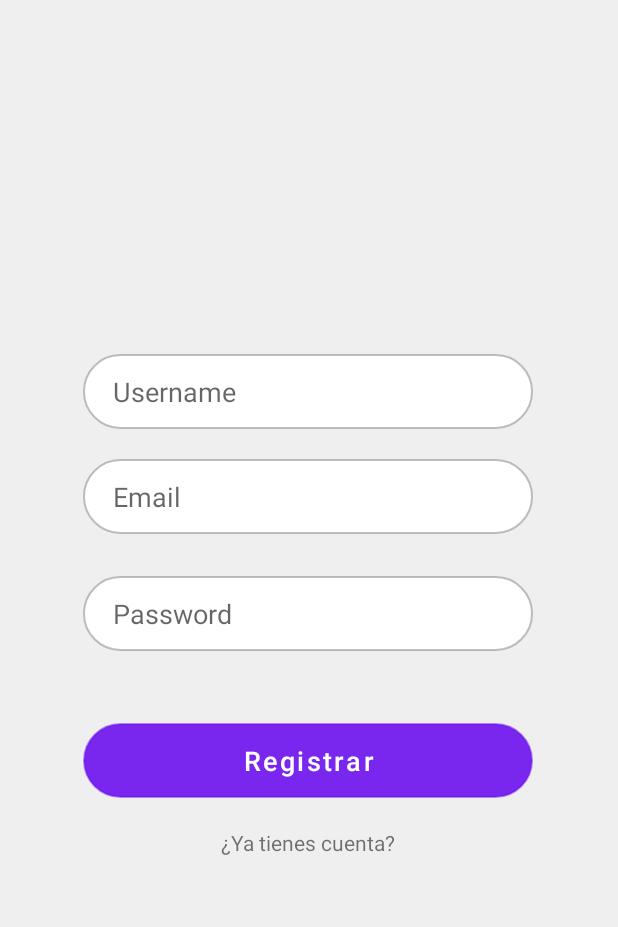
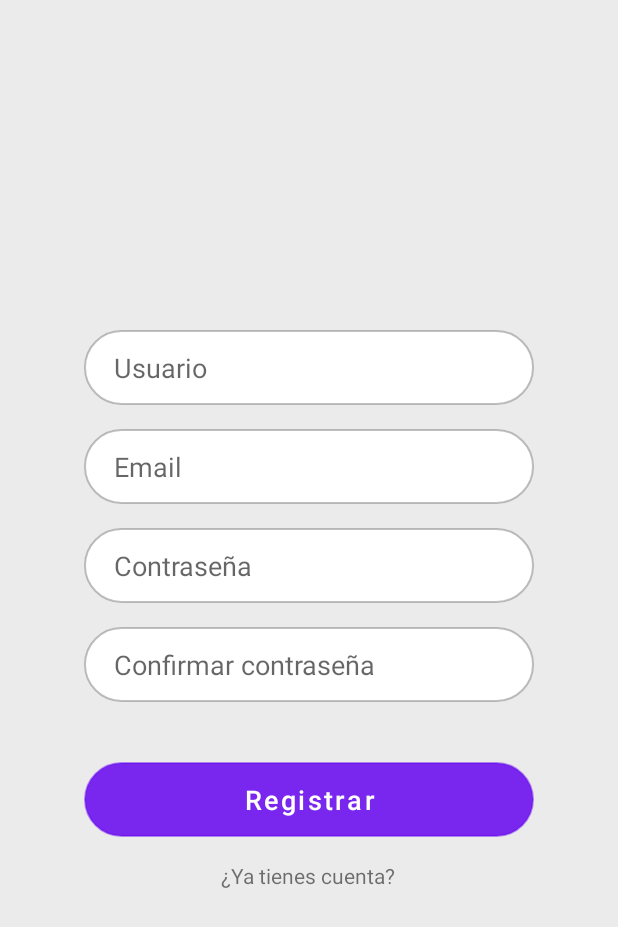
Before and after one commit to MauHylian/vinyl-companion, an Android app: the RegisterActivity screen opened directly, with no data from a screen before it, on a phone screen of 412 x 824 dp. Shown: the top 927 px of the screen. Run offline under Robolectric (Android 15) with nearby library versions, the phone set to English and light mode, and no system bars; our stand-ins replace Firebase (no records; nobody signed in at launch, a user with empty details on screens opened directly).

Commit message:
Updated activity_login.xml and activity_register.xml to LinearLayout

```diff
--- a/app/src/main/res/layout/activity_register.xml
+++ b/app/src/main/res/layout/activity_register.xml
@@ -1,71 +1,64 @@
 <?xml version="1.0" encoding="utf-8"?>
-<androidx.constraintlayout.widget.ConstraintLayout xmlns:android="http://schemas.android.com/apk/res/android"
+<LinearLayout
+    android:paddingTop="20dp"
+    android:paddingBottom="20dp"
+    android:orientation="vertical"
+    android:layout_width="match_parent"
+    android:layout_height="match_parent"
+    android:background="#EBEBEB"
+    xmlns:android="http://schemas.android.com/apk/res/android"
     xmlns:app="http://schemas.android.com/apk/res-auto"
     xmlns:tools="http://schemas.android.com/tools"
-    android:layout_width="match_parent"
-    android:layout_height="match_parent"
-    android:background="#EFEFEF"
-    tools:context=".RegisterActivity" >
+    >
 
     <EditText
         android:id="@+id/usernameEdit"
         style="@style/CustomFormTextView"
-        android:layout_marginStart="25dp"
-        android:layout_marginTop="236dp"
-        android:layout_marginEnd="25dp"
-        android:hint="Username"
+        android:layout_marginTop="200dp"
+        android:hint="Usuario"
         android:inputType="textPersonName"
-        app:layout_constraintEnd_toEndOf="parent"
-        app:layout_constraintHorizontal_bias="0.491"
-        app:layout_constraintStart_toStartOf="parent"
-        app:layout_constraintTop_toTopOf="parent" />
+        android:layout_gravity="center"/>
+
+    <EditText
+        android:id="@+id/emailEdit"
+        style="@style/CustomFormTextView"
+        android:layout_marginTop="16dp"
+        android:hint="Email"
+        android:inputType="textEmailAddress"
+        android:layout_gravity="center"/>
 
     <EditText
         android:id="@+id/passwordEdit"
         style="@style/CustomFormTextView"
-        android:layout_marginStart="25dp"
-        android:layout_marginTop="28dp"
-        android:layout_marginEnd="25dp"
-        android:hint="Password"
+        android:layout_marginTop="16dp"
+        android:hint="Contraseña"
         android:inputType="textPassword"
-        app:layout_constraintEnd_toEndOf="parent"
-        app:layout_constraintHorizontal_bias="0.491"
-        app:layout_constraintStart_toStartOf="parent"
-        app:layout_constraintTop_toBottomOf="@+id/emailEdit" />
+        android:layout_gravity="center"/>
+
+    <EditText
+        android:id="@+id/confirmPasswordEdit"
+        style="@style/CustomFormTextView"
+        android:layout_marginTop="16dp"
+        android:hint="Confirmar contraseña"
+        android:inputType="textPassword"
+        android:layout_gravity="center"/>
+
+
+    <Button
+        android:id="@+id/registerBtn"
+        style="@style/CustomButton"
+        android:layout_width="300dp"
+        android:layout_marginTop="40dp"
+        android:text="Registrar"
+        android:textColor="#FFFFFF"
+        android:layout_gravity="center"/>
 
     <TextView
         android:id="@+id/yaTienesCuenta"
         android:layout_width="wrap_content"
         android:layout_height="wrap_content"
-        android:layout_marginTop="20dp"
+        android:layout_marginTop="16dp"
         android:text="¿Ya tienes cuenta?"
-        app:layout_constraintEnd_toEndOf="@+id/registerBtn"
-        app:layout_constraintStart_toStartOf="@+id/registerBtn"
-        app:layout_constraintTop_toBottomOf="@+id/registerBtn" />
+        android:layout_gravity="center"/>
 
-    <Button
-        android:id="@+id/registerBtn"
-        style="@style/CustomButton"
-        android:layout_width="300dp"
-        android:layout_marginTop="48dp"
-        android:text="Registrar"
-        android:textColor="#FFFFFF"
-        app:layout_constraintEnd_toEndOf="@+id/passwordEdit"
-        app:layout_constraintHorizontal_bias="0.0"
-        app:layout_constraintStart_toStartOf="@+id/passwordEdit"
-        app:layout_constraintTop_toBottomOf="@+id/passwordEdit" />
-
-    <EditText
-        android:id="@+id/emailEdit"
-        style="@style/CustomFormTextView"
-        android:layout_marginStart="25dp"
-        android:layout_marginTop="20dp"
-        android:layout_marginEnd="25dp"
-        android:hint="Email"
-        android:inputType="textEmailAddress"
-        app:layout_constraintEnd_toEndOf="parent"
-        app:layout_constraintHorizontal_bias="0.491"
-        app:layout_constraintStart_toStartOf="parent"
-        app:layout_constraintTop_toBottomOf="@+id/usernameEdit" />
-
-</androidx.constraintlayout.widget.ConstraintLayout>
+</LinearLayout>
--- a/app/src/main/res/values/styles.xml
+++ b/app/src/main/res/values/styles.xml
@@ -2,7 +2,7 @@
 <resources>
     <style name="CustomButton">
         <item name="android:width">300dp</item>
-        <item name="android:layout_width">0dp</item>
+        <item name="android:layout_width">300dp</item>
         <item name="android:layout_height">50dp</item>
         <item name="android:background">@drawable/rounded_button</item>
         <item name="android:textAllCaps">false</item>
```
Also changed, not shown: app/src/main/res/layout/activity_login.xml (+14 -24 lines).
